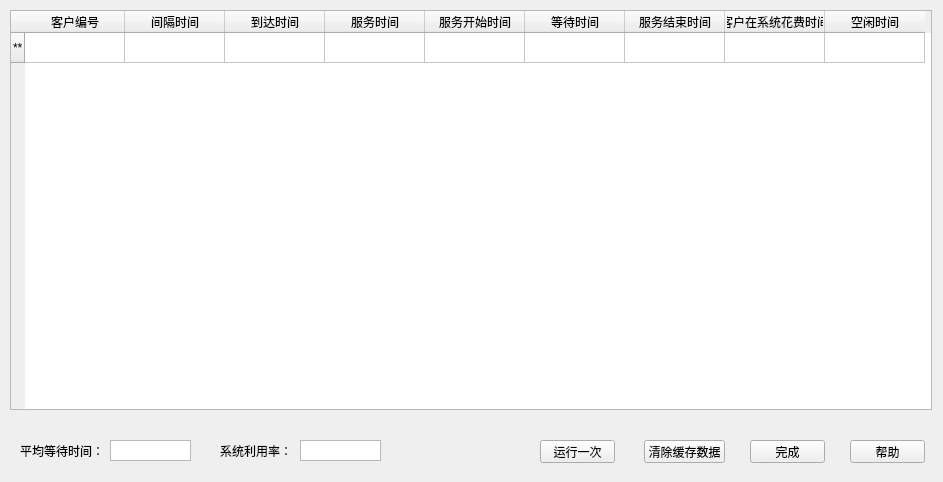
Before: the Qt Designer form ui/once_run.ui in Leerw/ATM-Queue-Simulation, drawn with Qt 5.
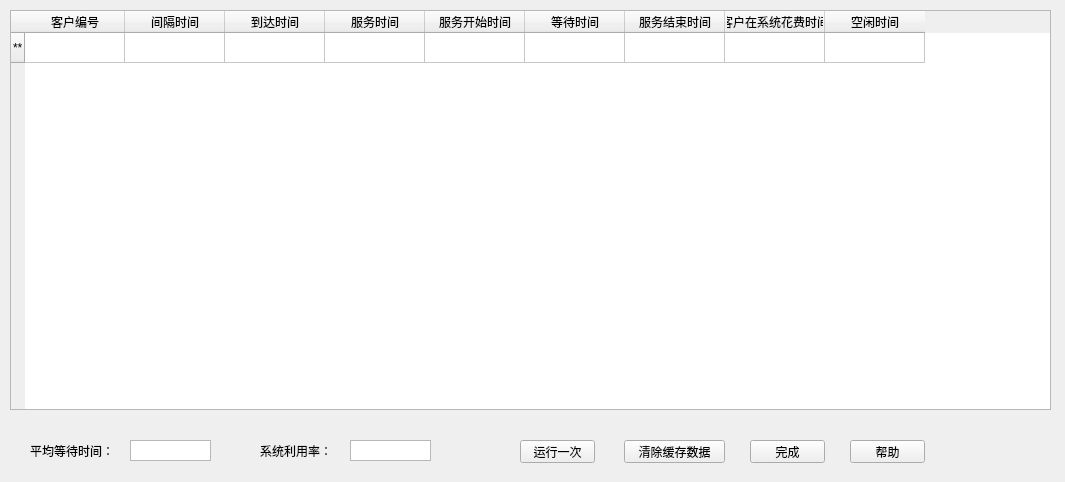
After: the same form once the commit is applied.

Patch:
```diff
--- a/ui/once_run.ui
+++ b/ui/once_run.ui
@@ -6,7 +6,7 @@
    <rect>
     <x>0</x>
     <y>0</y>
-    <width>943</width>
+    <width>1065</width>
     <height>482</height>
    </rect>
   </property>
@@ -18,7 +18,7 @@
     <rect>
      <x>10</x>
      <y>10</y>
-     <width>922</width>
+     <width>1041</width>
      <height>400</height>
     </rect>
    </property>
@@ -79,9 +79,9 @@
   <widget class="QLabel" name="avg_lb">
    <property name="geometry">
     <rect>
-     <x>20</x>
+     <x>30</x>
      <y>440</y>
-     <width>81</width>
+     <width>111</width>
      <height>21</height>
     </rect>
    </property>
@@ -92,7 +92,7 @@
   <widget class="QTextBrowser" name="avg_txt">
    <property name="geometry">
     <rect>
-     <x>110</x>
+     <x>130</x>
      <y>440</y>
      <width>81</width>
      <height>21</height>
@@ -108,7 +108,7 @@
   <widget class="QLabel" name="sys_use_lb">
    <property name="geometry">
     <rect>
-     <x>220</x>
+     <x>260</x>
      <y>440</y>
      <width>81</width>
      <height>21</height>
@@ -121,7 +121,7 @@
   <widget class="QTextBrowser" name="sys_use_txt">
    <property name="geometry">
     <rect>
-     <x>300</x>
+     <x>350</x>
      <y>440</y>
      <width>81</width>
      <height>21</height>
@@ -163,9 +163,9 @@
   <widget class="QPushButton" name="clr_cache_btn">
    <property name="geometry">
     <rect>
-     <x>644</x>
+     <x>624</x>
      <y>440</y>
-     <width>81</width>
+     <width>101</width>
      <height>23</height>
     </rect>
    </property>
@@ -176,7 +176,7 @@
   <widget class="QPushButton" name="once_run_btn">
    <property name="geometry">
     <rect>
-     <x>540</x>
+     <x>520</x>
      <y>440</y>
      <width>75</width>
      <height>23</height>
```
